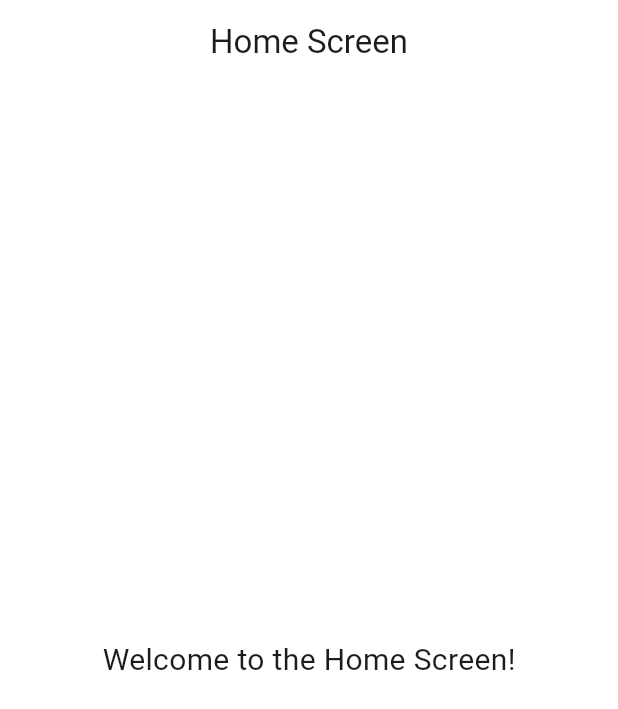
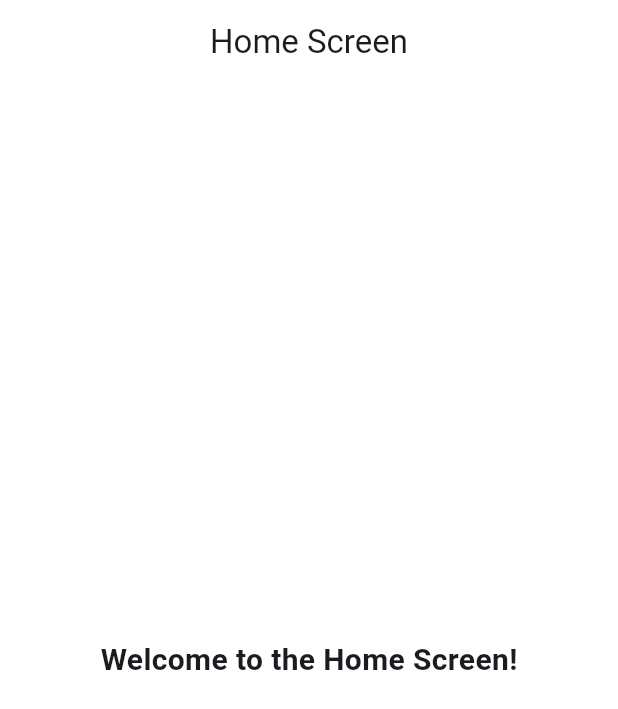
Before and after one commit to alaamorsi/first_project_sourcetree, a Flutter app: the screen it shows after launch, on a phone screen of 412 x 824 dp. Shown: the top 709 px of the screen. Run offline on Flutter 3.47's test engine with Material 3 defaults, Android fonts, the light colour scheme and no system bars.

Commit message:
any change to test sourcetree

```diff
--- a/lib/home_screen.dart
+++ b/lib/home_screen.dart
@@ -15,7 +15,7 @@ class HomeScreen extends StatelessWidget {
         backgroundColor: Colors.white,
       ),
       body: const Center(
-        child: Text('Welcome to the Home Screen!',style: TextStyle(fontSize: 20.0),),
+        child: Text('Welcome to the Home Screen!',style: TextStyle(fontSize: 20.0,fontWeight: FontWeight.bold),),
       ),
     );
   }
```
